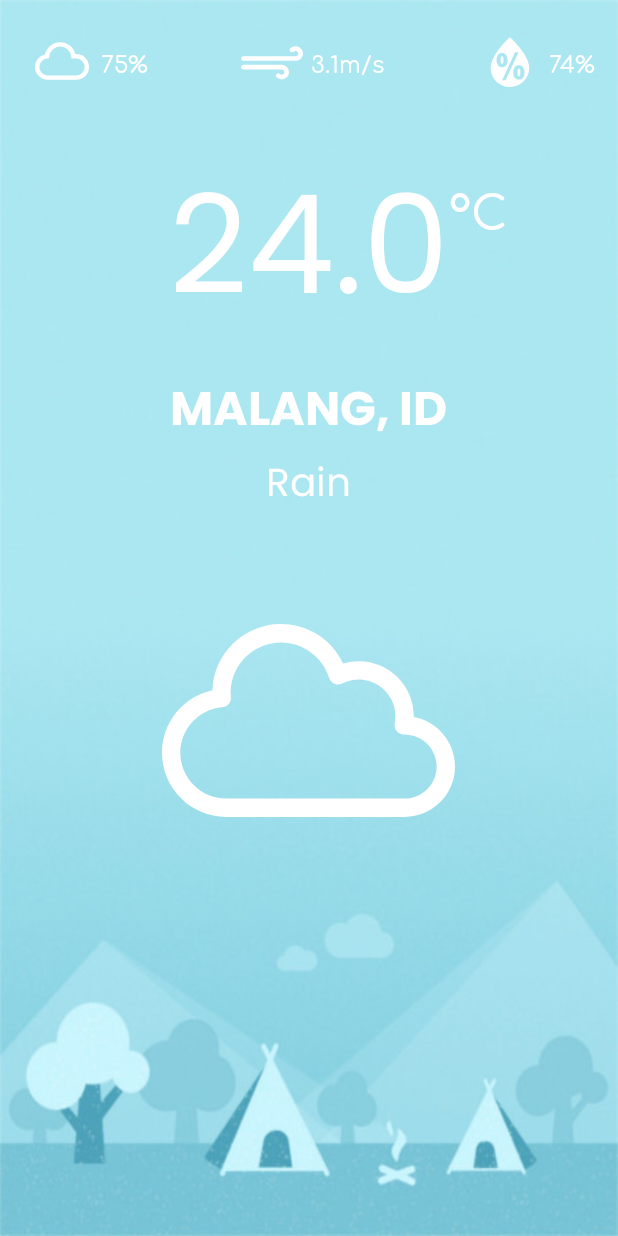
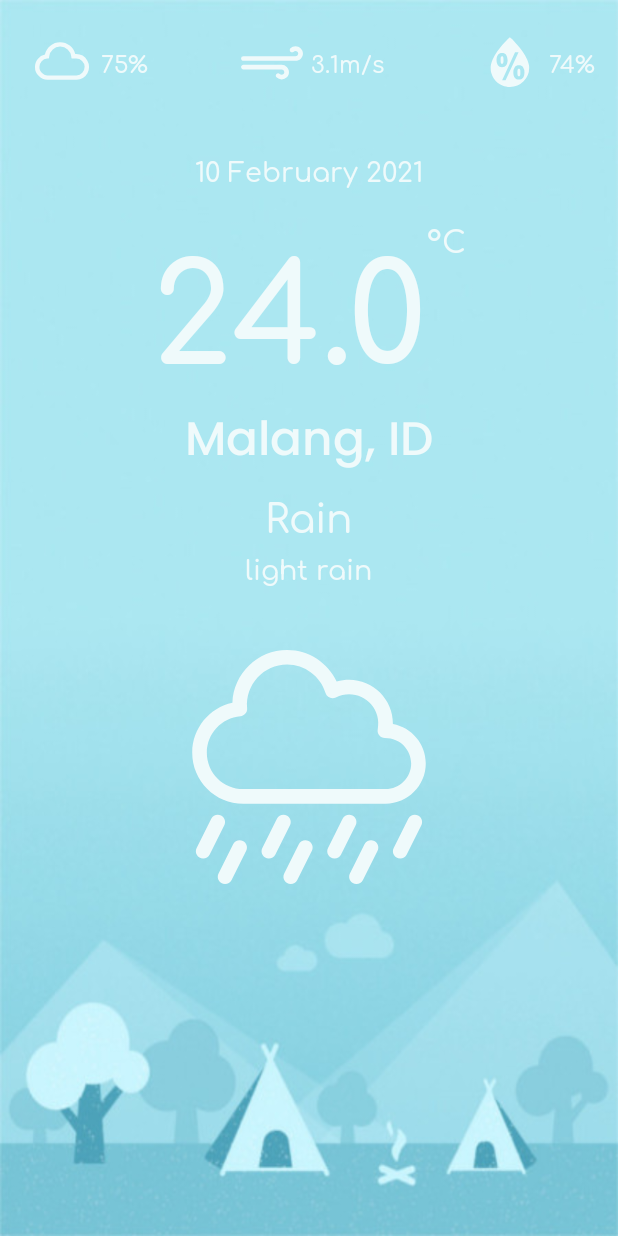
Before and after one commit to ariastro/WeatherApp, an Android app: the layout activity_main.xml on its own in the app's theme, with its tools: preview values and no code run, on a phone screen of 412 x 824 dp. Run offline under Robolectric (Android 15) with nearby library versions, the phone set to English and light mode, and no system bars.

Commit message:
update UI

```diff
--- a/app/src/main/java/com/astronout/weatherapp/ui/main/model/GetWeatherResponseModel.kt
+++ b/app/src/main/java/com/astronout/weatherapp/ui/main/model/GetWeatherResponseModel.kt
@@ -1,10 +1,8 @@
 package com.astronout.weatherapp.ui.main.model
 
-import android.os.Parcelable
+import androidx.annotation.Keep
 import com.squareup.moshi.Json
 import com.squareup.moshi.JsonClass
-import androidx.annotation.Keep
-import kotlinx.android.parcel.Parcelize
 
 @Keep
 @JsonClass(generateAdapter = true)
--- a/app/src/main/java/com/astronout/weatherapp/ui/main/view/MainActivity.kt
+++ b/app/src/main/java/com/astronout/weatherapp/ui/main/view/MainActivity.kt
@@ -8,6 +8,7 @@ import com.astronout.weatherapp.R
 import com.astronout.weatherapp.base.BaseActivity
 import com.astronout.weatherapp.databinding.ActivityMainBinding
 import com.astronout.weatherapp.ui.main.viewmodel.MainViewModel
+import com.astronout.weatherapp.utils.Constants.DATE_FORMAT
 import com.astronout.weatherapp.utils.getWeatherIcon
 import com.astronout.weatherapp.utils.glide.GlideApp
 import com.astronout.weatherapp.utils.showErrorToasty
@@ -26,19 +27,25 @@ class MainActivity : BaseActivity() {
 
         binding = DataBindingUtil.setContentView(this, R.layout.activity_main)
 
+        getCurrentDate()
         setupDayNight()
         viewModel.getWeather("Malang")
         observeWeather()
 
     }
 
+    private fun getCurrentDate() {
+        val currentDate = DateTime.now()
+        binding.date.text = currentDate.toString(DATE_FORMAT)
+    }
+
     private fun setupDayNight() {
         when (DateTime().hourOfDay().get()) {
-            in 0..17 -> {
+            in 0..16 -> {
                 binding.parent.background = ContextCompat.getDrawable(this, R.drawable.morning)
                 window.statusBarColor = ContextCompat.getColor(this, R.color.dayStatusBarColor)
             }
-            in 18..24 -> {
+            in 17..24 -> {
                 binding.parent.background = ContextCompat.getDrawable(this, R.drawable.night)
                 window.statusBarColor = ContextCompat.getColor(this, R.color.nightStatusBarColor)
             }
@@ -56,6 +63,7 @@ class MainActivity : BaseActivity() {
                     binding.temp.text = it.data.main.temp.toString()
                     binding.location.text = getString(R.string.current_location, it.data.name, it.data.sys.country)
                     binding.weather.text = it.data.weather.first().main
+                    binding.description.text = it.data.weather.first().description
                     GlideApp.with(this)
                         .load(getWeatherIcon(it.data.weather.first().main))
                         .transition(GenericTransitionOptions.with(android.R.anim.fade_in))
--- a/app/src/main/java/com/astronout/weatherapp/utils/Constants.kt
+++ b/app/src/main/java/com/astronout/weatherapp/utils/Constants.kt
@@ -16,4 +16,6 @@ object Constants {
 
     const val METRIC = "metric"
 
+    const val DATE_FORMAT = "dd MMMM yyyy"
+
 }
--- a/app/src/main/res/layout/activity_main.xml
+++ b/app/src/main/res/layout/activity_main.xml
@@ -34,14 +34,14 @@
                     android:layout_width="@dimen/_40sdp"
                     android:layout_height="@dimen/_40sdp"
                     app:srcCompat="@drawable/ic_cloud"
-                    app:tint="@color/white" />
+                    app:tint="@color/colorPrimary" />
 
                 <androidx.appcompat.widget.AppCompatTextView
 					android:id="@+id/cloud"
                     android:layout_width="wrap_content"
                     android:layout_height="wrap_content"
                     android:fontFamily="@font/comfortaa_medium"
-                    android:textColor="@color/white"
+                    android:textColor="@color/colorPrimary"
                     android:textSize="@dimen/_12ssp"
                     tools:text="75%" />
 
@@ -58,14 +58,14 @@
                     android:layout_width="@dimen/_40sdp"
                     android:layout_height="@dimen/_40sdp"
                     app:srcCompat="@drawable/ic_wind"
-                    app:tint="@color/white" />
+                    app:tint="@color/colorPrimary" />
 
                 <androidx.appcompat.widget.AppCompatTextView
 					android:id="@+id/wind_speed"
                     android:layout_width="wrap_content"
                     android:layout_height="wrap_content"
 					android:fontFamily="@font/comfortaa_medium"
-                    android:textColor="@color/white"
+                    android:textColor="@color/colorPrimary"
                     android:textSize="@dimen/_12ssp"
                     tools:text="3.1m/s" />
 
@@ -82,14 +82,14 @@
                     android:layout_width="@dimen/_40sdp"
                     android:layout_height="@dimen/_40sdp"
                     app:srcCompat="@drawable/ic_humidity"
-                    app:tint="@color/white" />
+                    app:tint="@color/colorPrimary" />
 
                 <androidx.appcompat.widget.AppCompatTextView
 					android:id="@+id/humidity"
                     android:layout_width="wrap_content"
                     android:layout_height="wrap_content"
 					android:fontFamily="@font/comfortaa_medium"
-                    android:textColor="@color/white"
+                    android:textColor="@color/colorPrimary"
                     android:textSize="@dimen/_12ssp"
                     tools:text="74%" />
 
@@ -97,19 +97,29 @@
 
         </LinearLayout>
 
+		<androidx.appcompat.widget.AppCompatTextView
+			android:id="@+id/date"
+			android:layout_width="wrap_content"
+			android:layout_height="wrap_content"
+			android:layout_gravity="center"
+			android:layout_marginTop="@dimen/_12sdp"
+			android:fontFamily="@font/comfortaa_medium"
+			android:textColor="@color/colorPrimary"
+			android:textSize="@dimen/_14ssp"
+			tools:text="10 February 2021" />
+
         <RelativeLayout
-            android:layout_width="match_parent"
+            android:layout_width="wrap_content"
             android:layout_height="wrap_content"
-			android:layout_marginTop="@dimen/_12sdp"
+			android:layout_gravity="center"
 			android:orientation="horizontal">
 
             <androidx.appcompat.widget.AppCompatTextView
 				android:id="@+id/temp"
                 android:layout_width="wrap_content"
                 android:layout_height="wrap_content"
-                android:fontFamily="@font/poppins_regular"
-                android:textColor="@color/white"
-				android:layout_centerHorizontal="true"
+                android:fontFamily="@font/comfortaa_semibold"
+                android:textColor="@color/colorPrimary"
                 android:textSize="@dimen/_70ssp"
                 tools:text="24.0" />
 
@@ -118,9 +128,9 @@
 				android:layout_height="wrap_content"
 				android:fontFamily="@font/comfortaa_medium"
 				android:layout_marginTop="@dimen/_12sdp"
-				android:textColor="@color/white"
+				android:textColor="@color/colorPrimary"
 				android:layout_toEndOf="@id/temp"
-				android:textSize="@dimen/_24ssp"
+				android:textSize="@dimen/_16ssp"
 				android:text="@string/celcius" />
 
         </RelativeLayout>
@@ -130,29 +140,39 @@
 			android:layout_width="wrap_content"
 			android:layout_height="wrap_content"
 			android:layout_gravity="center"
-			android:fontFamily="@font/poppins_bold"
-			android:textColor="@color/white"
+			android:fontFamily="@font/poppins_medium"
+			android:textColor="@color/colorPrimary"
 			android:textSize="@dimen/_24ssp"
-			tools:text="MALANG, ID" />
+			tools:text="Malang, ID" />
 
 		<androidx.appcompat.widget.AppCompatTextView
 			android:id="@+id/weather"
 			android:layout_width="wrap_content"
 			android:layout_height="wrap_content"
 			android:layout_gravity="center"
-			android:fontFamily="@font/poppins_regular"
-			android:textColor="@color/white"
+			android:fontFamily="@font/comfortaa_medium"
+			android:textColor="@color/colorPrimary"
 			android:textSize="@dimen/_20ssp"
 			tools:text="Rain" />
 
+		<androidx.appcompat.widget.AppCompatTextView
+			android:id="@+id/description"
+			android:layout_width="wrap_content"
+			android:layout_height="wrap_content"
+			android:layout_gravity="center"
+			android:fontFamily="@font/comfortaa_medium"
+			android:textColor="@color/colorPrimary"
+			android:textSize="@dimen/_14ssp"
+			tools:text="light rain" />
+
 		<androidx.appcompat.widget.AppCompatImageView
 			android:id="@+id/weather_icon"
-			android:layout_width="@dimen/_150sdp"
-			android:layout_height="@dimen/_150sdp"
-			android:layout_marginTop="@dimen/_28sdp"
+			android:layout_width="@dimen/_120sdp"
+			android:layout_height="@dimen/_120sdp"
+			android:layout_marginTop="@dimen/_32sdp"
 			android:layout_gravity="center"
-			tools:src="@drawable/weather_cloud"
-			app:tint="@color/white"/>
+			tools:src="@drawable/weather_rainy"
+			app:tint="@color/colorPrimary"/>
 
     </LinearLayout>
 
--- a/app/src/main/res/values/colors.xml
+++ b/app/src/main/res/values/colors.xml
@@ -1,6 +1,6 @@
 <?xml version="1.0" encoding="utf-8"?>
 <resources>
-	<color name="colorPrimary">#D9F9FD</color>
+	<color name="colorPrimary">#EFFAFB</color>
 	<color name="colorPrimaryDark">#5fbccb</color>
 	<color name="colorAccent">#FFF</color>
 	<color name="dayStatusBarColor">#8dd1d9</color>
```
Also changed, not shown: app/src/main/res/font/comfortaa_semibold.ttf (added).
